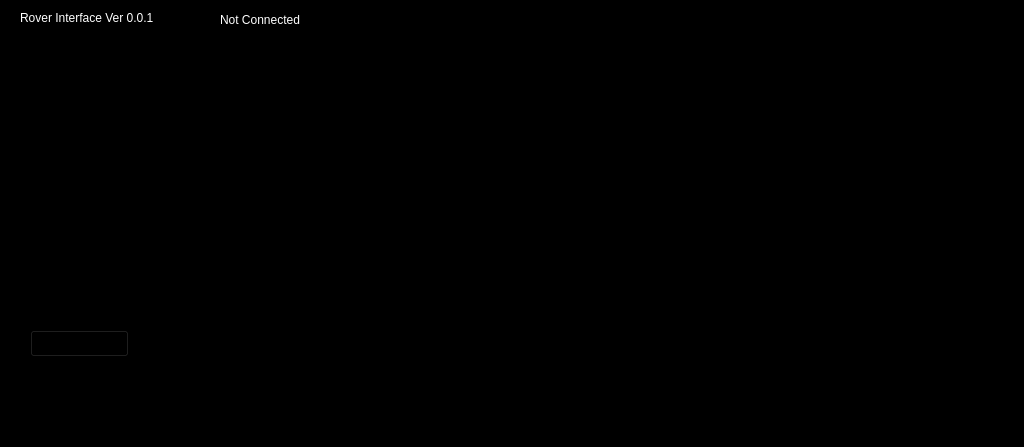
The window that src/rover_gui_plugin.ui (BCLab-UNM/SwarmathonIV-Cabrillo-Public) describes before a commit, drawn with Qt 5; both pictures show x 0 to 1024 and y 0 to 447 of the 1024 by 768 pixel window.
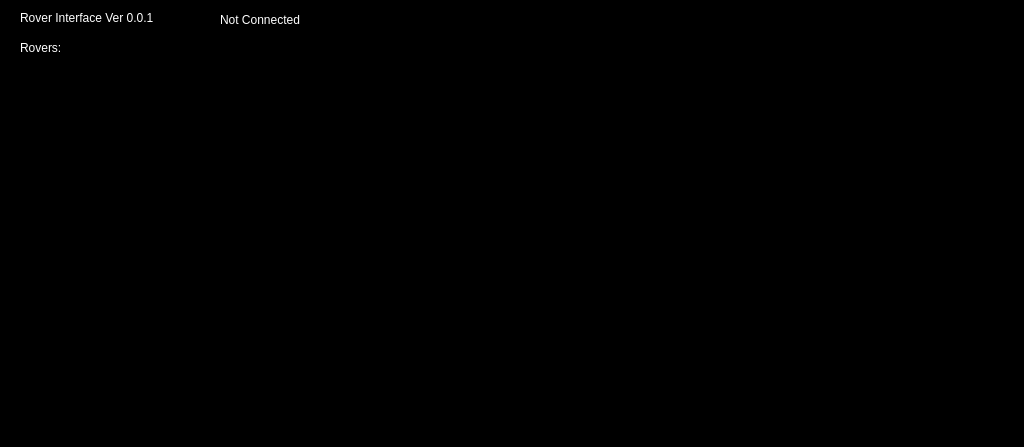
The same window after the commit. Custom widgets are drawn as their Qt base class.

The edit to the form file:
```diff
--- a/src/rover_gui_plugin.ui
+++ b/src/rover_gui_plugin.ui
@@ -115,7 +115,7 @@
    <property name="geometry">
     <rect>
      <x>250</x>
-     <y>30</y>
+     <y>40</y>
      <width>320</width>
      <height>240</height>
     </rect>
@@ -131,7 +131,7 @@
    <property name="geometry">
     <rect>
      <x>590</x>
-     <y>30</y>
+     <y>40</y>
      <width>320</width>
      <height>240</height>
     </rect>
@@ -189,9 +189,9 @@
    <property name="geometry">
     <rect>
      <x>20</x>
-     <y>40</y>
+     <y>60</y>
      <width>111</width>
-     <height>231</height>
+     <height>201</height>
     </rect>
    </property>
   </widget>
@@ -243,17 +243,17 @@
     <enum>QFrame::Raised</enum>
    </property>
   </widget>
-  <widget class="QPushButton" name="pushButton">
+  <widget class="QLabel" name="label_2">
    <property name="geometry">
     <rect>
-     <x>30</x>
-     <y>330</y>
-     <width>99</width>
-     <height>27</height>
+     <x>20</x>
+     <y>40</y>
+     <width>67</width>
+     <height>17</height>
     </rect>
    </property>
    <property name="text">
-    <string>PushButton</string>
+    <string>&lt;html&gt;&lt;head/&gt;&lt;body&gt;&lt;p&gt;&lt;span style=&quot; color:#ffffff;&quot;&gt;Rovers:&lt;/span&gt;&lt;/p&gt;&lt;/body&gt;&lt;/html&gt;</string>
    </property>
   </widget>
   <zorder>map_frame</zorder>
@@ -282,6 +282,24 @@
    <header>MapFrame.h</header>
    <container>1</container>
   </customwidget>
+  <customwidget>
+   <class>rqt_rover_gui::GPSFrame</class>
+   <extends>QFrame</extends>
+   <header>GPSFrame.h</header>
+   <container>1</container>
+  </customwidget>
+  <customwidget>
+   <class>rqt_rover_gui::IMUFrame</class>
+   <extends>QFrame</extends>
+   <header>IMUFrame.h</header>
+   <container>1</container>
+  </customwidget>
+  <customwidget>
+   <class>rqt_rover_gui::USFrame</class>
+   <extends>QFrame</extends>
+   <header>USFrame.h</header>
+   <container>1</container>
+  </customwidget>
  </customwidgets>
  <resources/>
  <connections/>
```
Left out of the diff: 12 changed lines with no effect on the pictures.
